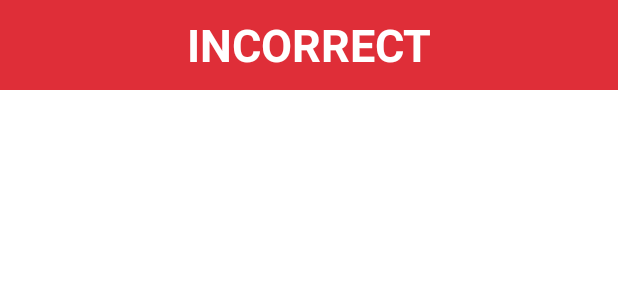
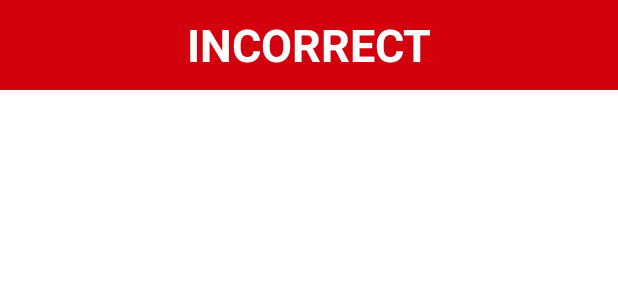
Before and after one commit to zakirhusain-3802/QuizApp, an Android app: the layout custom_wrong.xml on its own in the app's theme, with its tools: preview values and no code run, on a phone screen of 412 x 824 dp. Shown: the top 300 px of the screen. Run offline under Robolectric (Android 15) with nearby library versions, the phone set to English and light mode, and no system bars.

Commit message:
Wrong Dailog implemented

```diff
--- a/app/src/main/AndroidManifest.xml
+++ b/app/src/main/AndroidManifest.xml
@@ -18,7 +18,7 @@
         <activity
             android:name=".question_dis"
             android:exported="false"
-            android:noHistory="true"/>
+            android:noHistory="false"/>
 
         <activity
             android:name=".MainActivity"
--- a/app/src/main/res/layout/custom_wrong.xml
+++ b/app/src/main/res/layout/custom_wrong.xml
@@ -5,7 +5,7 @@
     <FrameLayout
         android:layout_width="match_parent"
         android:layout_height="60dp"
-        android:background="@color/red"
+        android:background="#D3010D"
         >
 
         <TextView
```
Also changed, not shown: app/src/main/java/com/yasma/quiz/question_dis.kt (+14 -8 lines).
